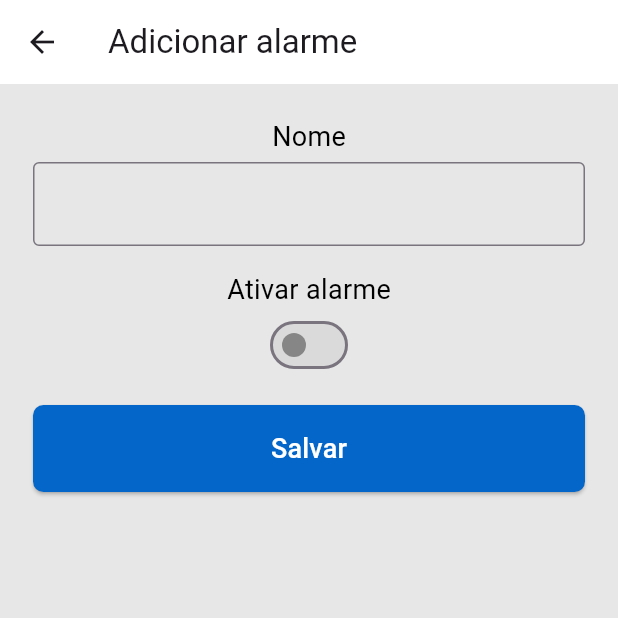
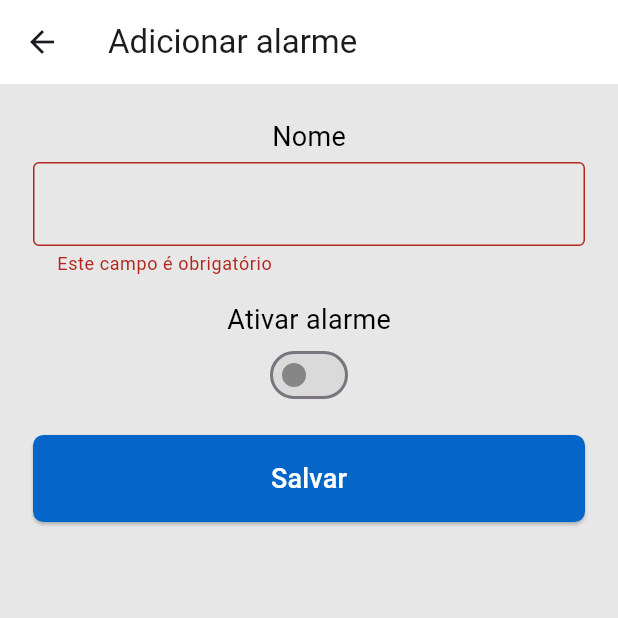
Before and after one commit to Peramoniss/Alarm, a Flutter app: the AddAlarmView screen opened by its route, after a tap on "Salvar", on a phone screen of 412 x 824 dp, the top half of it. Run offline on Flutter 3.47's test engine with Material 3 defaults, Android fonts, the phone set to English and light mode, and no system bars; our stand-ins replace sqflite; accounts and stored records are empty.

Commit message:
Release 0.5

```diff
--- a/lib/Views/add_alarm_view.dart
+++ b/lib/Views/add_alarm_view.dart
@@ -25,6 +25,7 @@ class _AddAlarmViewState extends State<AddAlarmView> {
   final _formKey = GlobalKey<FormState>();
   final TextEditingController _nameController = TextEditingController();
 
+  /////////////////////////////////////////////////////////////////////////////////////////
 
   Future<void> inserir() async {
     Map<String, dynamic> row = {
@@ -35,6 +36,7 @@ class _AddAlarmViewState extends State<AddAlarmView> {
     await repository.insertAlarm(row);
   }
 
+  /////////////////////////////////////////////////////////////////////////////////////////
 
   bool _initialized = false;
   Alarm? editingAlarm;
@@ -58,6 +60,8 @@ class _AddAlarmViewState extends State<AddAlarmView> {
       _initialized = true;
     }
   }
+
+  /////////////////////////////////////////////////////////////////////////////////////////
 
   @override
   Widget build(BuildContext context) {
@@ -100,6 +104,12 @@ class _AddAlarmViewState extends State<AddAlarmView> {
                   decoration: InputDecoration(
                     border: OutlineInputBorder(),
                   ),
+                  validator: (value) {
+                    if (value == null || value.trim().isEmpty) {
+                      return 'Este campo é obrigatório';
+                    }
+                    return null;
+                  },
                 ),
 
                 SizedBox(height: 16),
--- a/lib/Views/add_edit_hour_view.dart
+++ b/lib/Views/add_edit_hour_view.dart
@@ -30,6 +30,7 @@ class _AddHourViewState extends State<AddHourView> {
   bool _initialized = false;
   Hour? editingHour;
 
+  /////////////////////////////////////////////////////////////////////////////////////////
 
   Future<void> _selectTime(BuildContext context) async {
     TimeOfDay? selectedTime = await showTimePicker(
@@ -44,6 +45,7 @@ class _AddHourViewState extends State<AddHourView> {
     }
   }
 
+  /////////////////////////////////////////////////////////////////////////////////////////
 
   @override
   void didChangeDependencies(){
@@ -63,6 +65,7 @@ class _AddHourViewState extends State<AddHourView> {
     }
   }
 
+  /////////////////////////////////////////////////////////////////////////////////////////
 
   @override
   Widget build(BuildContext context) {
--- a/lib/Views/list_alarm_view.dart
+++ b/lib/Views/list_alarm_view.dart
@@ -68,7 +68,7 @@ class _AlarmViewState extends State<AlarmView> {
     await loadNumberOfDaysByAlarm();
     await loadNumberOfHoursByAlarm();
 
-    DateTime now = DateTime.now();
+    DateTime now = DateTime.now().toLocal();
 
     Alarm? nextAlarm;
     int? smallestDifferenceInSeconds;
```
Also changed, not shown: lib/Views/detail_alarm_view.dart (+12 -11 lines), 1 other file.
